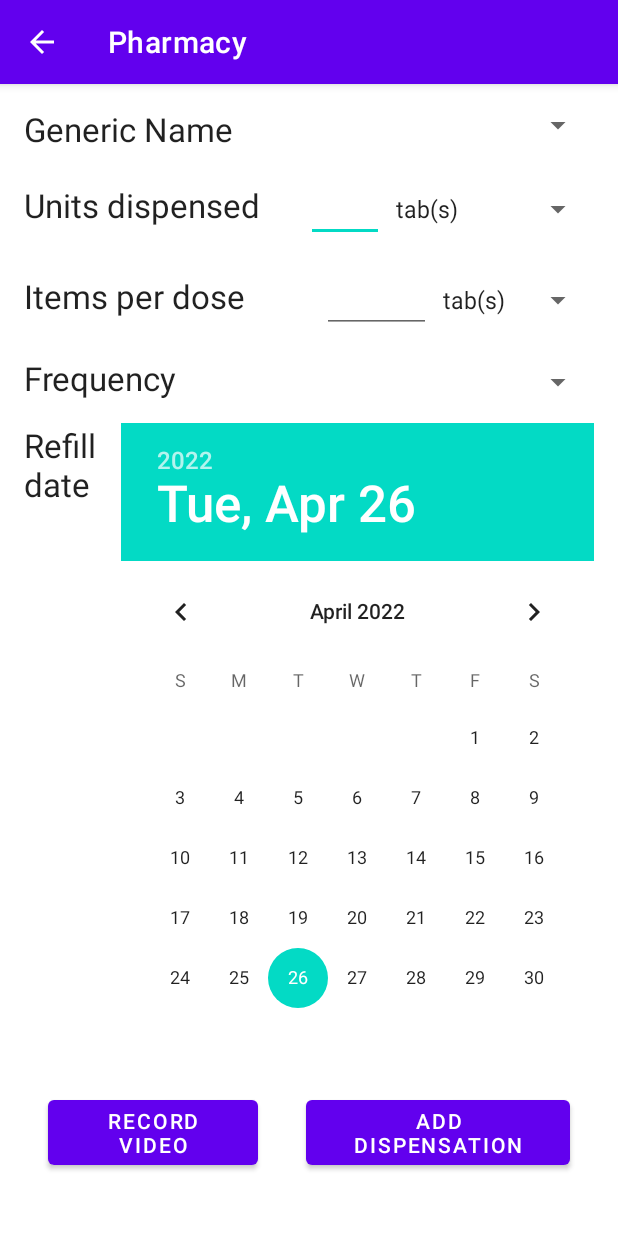
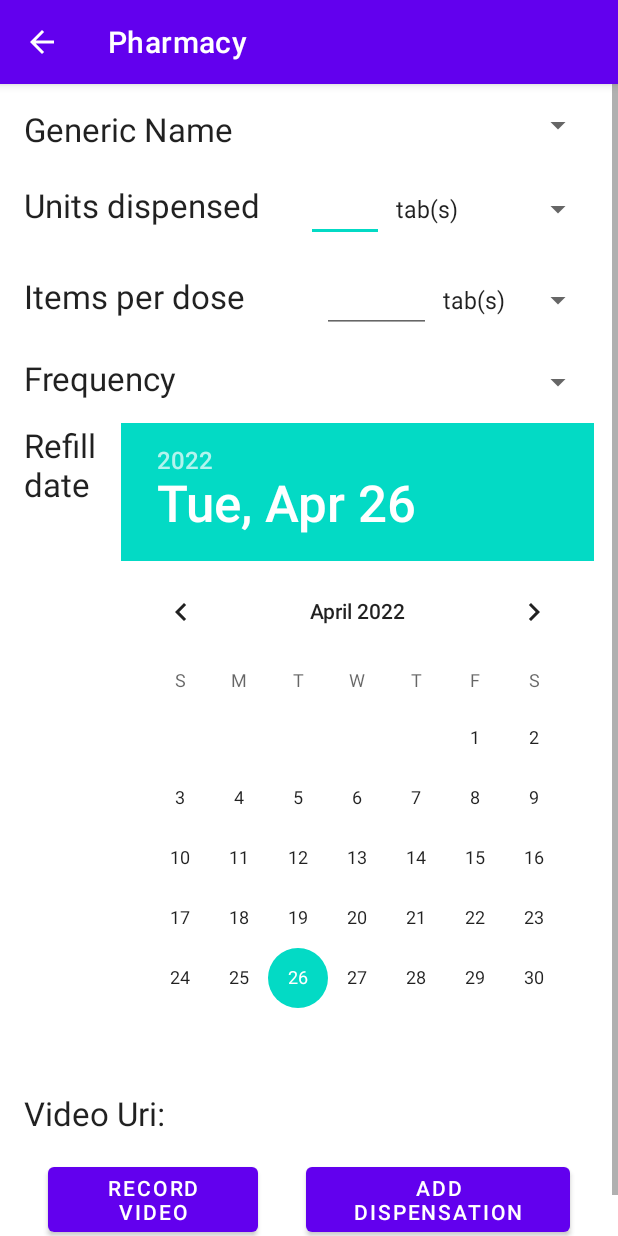
Before and after one commit to jmutale/edots_app, an Android app: the DispensationActivity screen opened directly, with no data from a screen before it, on a phone screen of 412 x 824 dp. Run offline under Robolectric (Android 15) with nearby library versions, the phone set to English and light mode, and no system bars; libraries missing offline, so code that uses them is left out: com.mobsandgeeks.saripaar; 3 statements that could not run were skipped.

Commit message:
Added video URI to dispensation form

```diff
--- a/app/src/main/java/org/chreso/edots/DispensationActivity.java
+++ b/app/src/main/java/org/chreso/edots/DispensationActivity.java
@@ -63,6 +63,8 @@ public class DispensationActivity extends AppCompatActivity implements Validator
     private static int VIDEO_RECORD_CODE = 101;
     private Uri video_path;
     private Validator validator;
+    @NotEmpty
+    private TextView txtVideoUri;
 
     ActivityResultLauncher<Intent> startActivityForResult = registerForActivityResult(new ActivityResultContracts.StartActivityForResult(), new ActivityResultCallback<ActivityResult>() {
         @Override
@@ -70,6 +72,7 @@ public class DispensationActivity extends AppCompatActivity implements Validator
             if(result!=null && result.getResultCode() == RESULT_OK){
                 if(result.getData()!=null){
                     video_path = result.getData().getData();
+                    txtVideoUri.setText(video_path.toString());
                     Log.i("VIDEO_RECORD_TAG", "Video recorded "+ video_path);
                 }
             }
@@ -162,6 +165,8 @@ public class DispensationActivity extends AppCompatActivity implements Validator
         adapter.setDropDownViewResource(android.R.layout.simple_spinner_dropdown_item);
         Spinner sItems = (Spinner) findViewById(R.id.spnDrugsFromDatabase);
         sItems.setAdapter(adapter);
+
+        txtVideoUri = findViewById(R.id.txtVideoURL);
 
     }
 
@@ -269,6 +274,8 @@ public class DispensationActivity extends AppCompatActivity implements Validator
                 ((EditText) view).setError(message);
             } else if (view instanceof Spinner) {
                 ((TextView) ((Spinner) view).getSelectedView()).setError(message);
+            } else if(view instanceof TextView){
+                ((TextView)view).setError(message);
             }
         }
     }
--- a/app/src/main/java/org/chreso/edots/LoginActivity.java
+++ b/app/src/main/java/org/chreso/edots/LoginActivity.java
@@ -51,7 +51,7 @@ public class LoginActivity extends EdotActivity implements Validator.ValidationL
 
 
     private void openDashboard() {
-        Intent intent = new Intent(this, SearchClient.class);
+        Intent intent = new Intent(this, MainActivity.class);
         startActivity(intent);
     }
 
--- a/app/src/main/java/org/chreso/edots/SearchClient.java
+++ b/app/src/main/java/org/chreso/edots/SearchClient.java
@@ -15,7 +15,7 @@ import com.mobsandgeeks.saripaar.annotation.NotEmpty;
 
 import java.util.List;
 
-public class SearchClient extends AppCompatActivity implements Validator.ValidationListener {
+public class SearchClient extends EdotActivity implements Validator.ValidationListener {
 
     private TextView txtDueToday;
     private TextView txtRefillToday;
--- a/app/src/main/java/org/chreso/edots/SyncOperations.java
+++ b/app/src/main/java/org/chreso/edots/SyncOperations.java
@@ -85,7 +85,7 @@ public class SyncOperations {
             public void onResponse(Call<List<Client>> call, Response<List<Client>> response) {
                 for (Client client: response.body()) {
 
-                    dbHandler.addNewClient(client.getUuid(), client.getFirst_name(), client.getLast_name(), client.getDate_of_birth(), client.getSex(), client.getMobile_phone_number());
+                    dbHandler.addNewClient(client.getUuid(),client.getNrc_number(), client.getArt_number(), client.getFirst_name(), client.getLast_name(), client.getDate_of_birth(), client.getSex(), client.getMobile_phone_number());
                 }
             }
 
--- a/app/src/main/res/layout/activity_client_main.xml
+++ b/app/src/main/res/layout/activity_client_main.xml
@@ -72,7 +72,7 @@
                 android:layout_marginLeft="8dp"
                 android:layout_marginTop="8dp"
                 android:clickable="true"
-                android:text="Work: "
+                android:text=""
                 android:textStyle="bold"
                 app:layout_constraintLeft_toLeftOf="parent"
                 app:layout_constraintTop_toBottomOf="@+id/textView5" />
@@ -158,7 +158,7 @@
                 android:layout_marginLeft="5dp"
                 android:layout_marginTop="8dp"
                 android:clickable="true"
-                android:text="Business"
+                android:text=""
                 app:layout_constraintLeft_toRightOf="@+id/textView7"
                 app:layout_constraintTop_toBottomOf="@+id/textView5" />
 
--- a/app/src/main/res/layout/activity_dispensation.xml
+++ b/app/src/main/res/layout/activity_dispensation.xml
@@ -144,6 +144,29 @@
         android:orientation="horizontal"
         android:weightSum="2"
         android:layout_marginTop="15dp">
+        <TextView
+            android:id="@+id/txtVideoURLLabel"
+            android:layout_width="wrap_content"
+            android:layout_height="wrap_content"
+            android:layout_weight="1"
+            android:textAppearance="?android:attr/textAppearanceLarge"
+            android:text="Video Uri: " />
+
+        <TextView
+            android:id="@+id/txtVideoURL"
+            android:layout_width="wrap_content"
+            android:layout_height="wrap_content"
+            android:layout_weight="1"
+            android:textAppearance="?android:attr/textAppearanceLarge"
+            android:text="" />
+
+    </LinearLayout>
+    <LinearLayout
+        android:layout_width="match_parent"
+        android:layout_height="wrap_content"
+        android:orientation="horizontal"
+        android:weightSum="2"
+        android:layout_marginTop="15dp">
 
         <Button
             android:id="@+id/btnRecordVideoDispensation"
```
Also changed, not shown: app/src/main/java/org/chreso/edots/Client.java (+21 -1 lines), app/src/main/java/org/chreso/edots/DBHandler.java (+4 -4 lines).
